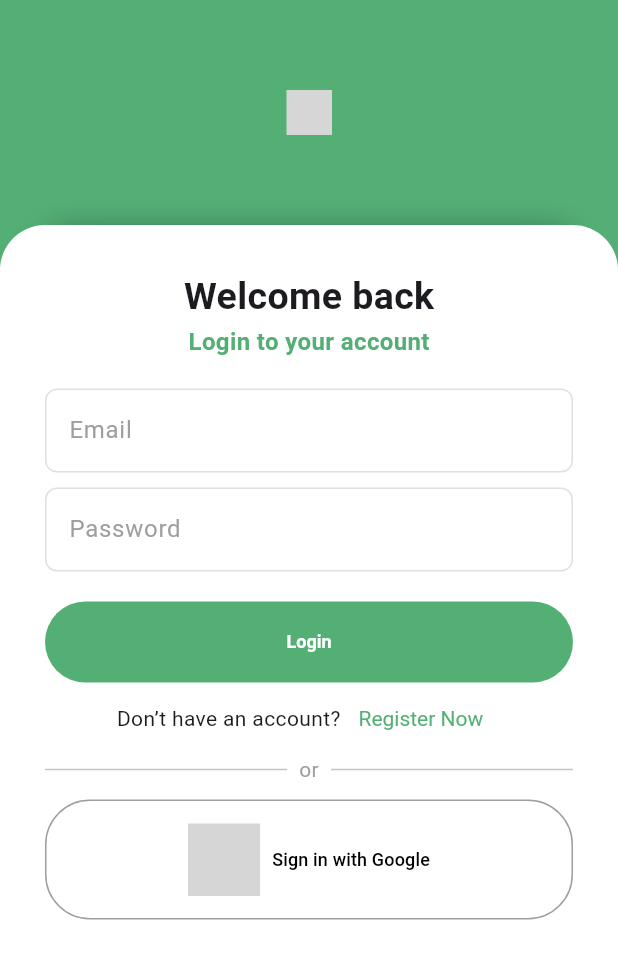
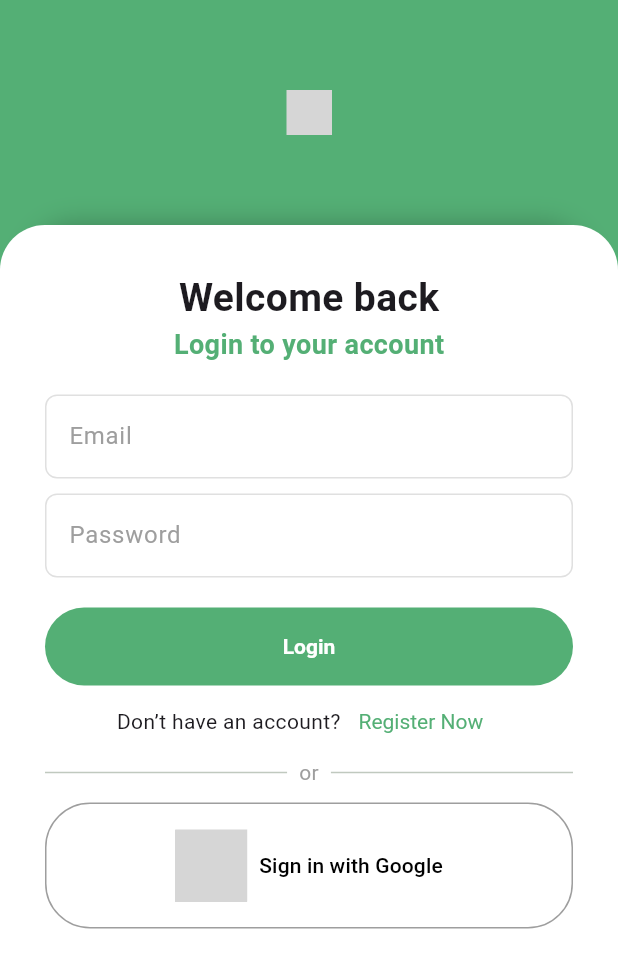
Before and after one commit to ReDine-Flutter-Project-G4/ReDine_Frontend, a Flutter app: the screen it shows after launch, on a phone screen of 412 x 824 dp. Shown: the top 968 px of the screen. Run offline on Flutter 3.47's test engine with Material 3 defaults, Android fonts, the light colour scheme and no system bars; our stand-ins replace cloud_firestore, firebase_auth, firebase_core, flutter_svg, google_fonts, google_sign_in and 2 more; missing offline and left inert: colorful_iconify_flutter, iconify_flutter; accounts and stored records are empty; Roboto replaces fonts that are missing (Kanit, Livvic); grey boxes are pictures that could not be loaded.

Commit message:
fix font size

```diff
--- a/lib/pages/auth_page.dart
+++ b/lib/pages/auth_page.dart
@@ -157,7 +157,7 @@ class _AuthPageState extends State<AuthPage> {
                     Text(
                       _isLogin ? 'Welcome back' : 'Register',
                       style: GoogleFonts.livvic(
-                        fontSize: 25,
+                        fontSize: 26,
                         fontWeight: FontWeight.w700,
                       ),
                     ),
@@ -166,7 +166,7 @@ class _AuthPageState extends State<AuthPage> {
                           ? 'Login to your account'
                           : 'Create your new account',
                       style: GoogleFonts.livvic(
-                        fontSize: 16,
+                        fontSize: 18,
                         fontWeight: FontWeight.w700,
                         color: const Color(0xFF54AF75),
                       ),
@@ -240,11 +240,11 @@ class _AuthPageState extends State<AuthPage> {
                         icon: Iconify(Logos.google_icon, size: 20),
                         label: const Text(
                           'Sign in with Google',
-                          style: TextStyle(color: Colors.black, fontSize: 12),
+                          style: TextStyle(color: Colors.black, fontSize: 14),
                         ),
                         style: OutlinedButton.styleFrom(
                           side: const BorderSide(color: Colors.grey),
-                          padding: const EdgeInsets.symmetric(vertical: 16),
+                          padding: const EdgeInsets.symmetric(vertical: 18),
                           shape: RoundedRectangleBorder(
                             borderRadius: BorderRadius.circular(30),
                           ),
--- a/lib/pages/search_page.dart
+++ b/lib/pages/search_page.dart
@@ -41,7 +41,7 @@ class SearchTabPage extends StatefulWidget {
 }
 
 class _SearchTabPageState extends State<SearchTabPage> {
-  static const String baseUrl = 'http://192.168.1.198:3000/api';
+  static const String baseUrl = 'http://192.168.0.132:3000/api';
   late final SearchController _searchController;
 
   final List<String> _selectedAllergens = [];
--- a/lib/widgets/accordion.dart
+++ b/lib/widgets/accordion.dart
@@ -62,7 +62,7 @@ class _AccordionState extends State<Accordion> {
                       child: Text(
                         item.body,
                         style: const TextStyle(
-                          fontSize: 14,
+                          fontSize: 12,
                           color: Colors.black54,
                         ),
                       ),
--- a/lib/widgets/chip_tag.dart
+++ b/lib/widgets/chip_tag.dart
@@ -19,7 +19,7 @@ class ChipTag extends StatelessWidget {
       child: Text(
         label,
         style: const TextStyle(
-          fontSize: 8,
+          fontSize: 10,
           color: Colors.white,
           fontWeight: FontWeight.w500,
         ),
--- a/lib/widgets/custom_button.dart
+++ b/lib/widgets/custom_button.dart
@@ -21,7 +21,7 @@ class CustomButton extends StatelessWidget {
             backgroundColor: WidgetStateProperty.all(const Color(0xFF54AF75)),
             foregroundColor: WidgetStateProperty.all(Colors.white),
             padding: WidgetStateProperty.all(
-              const EdgeInsets.symmetric(vertical: 20),
+              const EdgeInsets.symmetric(vertical: 18),
             ),
             animationDuration: const Duration(milliseconds: 200),
             shape: WidgetStateProperty.all(
@@ -33,7 +33,7 @@ class CustomButton extends StatelessWidget {
           child: Text(
             label,
             style: GoogleFonts.livvic(
-              fontSize: 12,
+              fontSize: 14,
               fontWeight: FontWeight.w700,
             ),
           ),
```
Also changed, not shown: lib/components/filter_bottom_sheet.dart (+5 -5 lines), lib/components/search_bar.dart (+4 -4 lines), lib/pages/detail_page.dart (+6 -6 lines), lib/pages/help_page.dart (+12 -6 lines), lib/widgets/meal_card.dart (+4 -4 lines).
